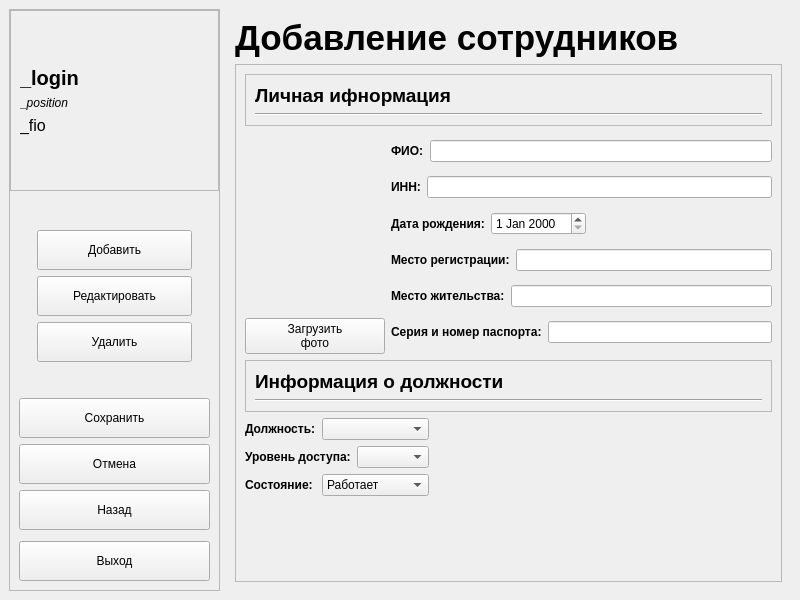
Old version of the form Checkpoint_Desktop/mainwindow.ui in the repository skripach2111/Checkpoint.
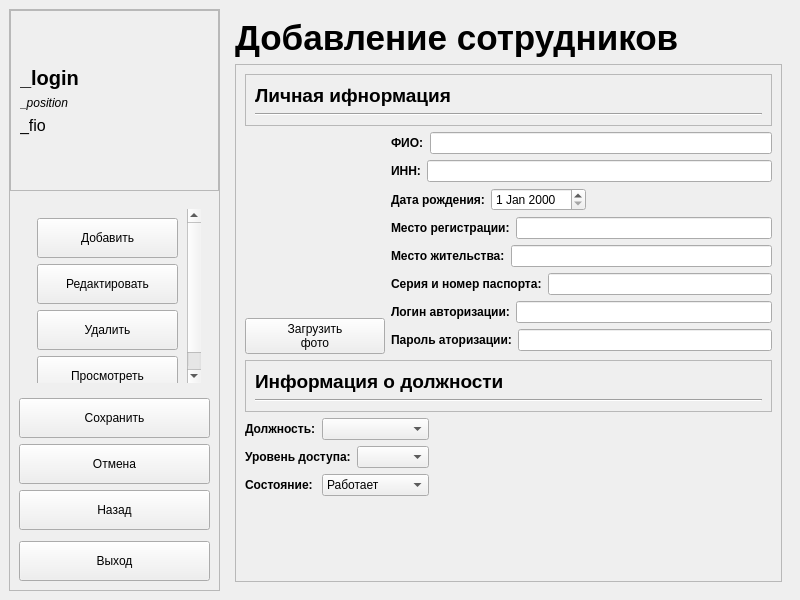
New version of the form. The open tabs and pages were chosen to show the change. Icons and pictures are not drawn. Custom widgets are drawn as their Qt base class.

Diff of the .ui file:
```diff
--- a/Checkpoint_Desktop/mainwindow.ui
+++ b/Checkpoint_Desktop/mainwindow.ui
@@ -1292,7 +1292,7 @@
                  <x>0</x>
                  <y>0</y>
                  <width>545</width>
-                 <height>507</height>
+                 <height>508</height>
                 </rect>
                </property>
                <layout class="QVBoxLayout" name="verticalLayout_35">
@@ -1367,7 +1367,6 @@
                        <widget class="QLabel" name="label_24">
                         <property name="font">
                          <font>
-                          <weight>75</weight>
                           <bold>true</bold>
                          </font>
                         </property>
@@ -1387,7 +1386,6 @@
                        <widget class="QLabel" name="label_25">
                         <property name="font">
                          <font>
-                          <weight>75</weight>
                           <bold>true</bold>
                          </font>
                         </property>
@@ -1411,7 +1409,6 @@
                        <widget class="QLabel" name="label_26">
                         <property name="font">
                          <font>
-                          <weight>75</weight>
                           <bold>true</bold>
                          </font>
                         </property>
@@ -1444,7 +1441,6 @@
                        <widget class="QLabel" name="label_27">
                         <property name="font">
                          <font>
-                          <weight>75</weight>
                           <bold>true</bold>
                          </font>
                         </property>
@@ -1464,7 +1460,6 @@
                        <widget class="QLabel" name="label_28">
                         <property name="font">
                          <font>
-                          <weight>75</weight>
                           <bold>true</bold>
                          </font>
                         </property>
@@ -1484,7 +1479,6 @@
                        <widget class="QLabel" name="label_29">
                         <property name="font">
                          <font>
-                          <weight>75</weight>
                           <bold>true</bold>
                          </font>
                         </property>
@@ -1498,6 +1492,48 @@
                       </item>
                      </layout>
                     </item>
+                    <item>
+                     <layout class="QHBoxLayout" name="horizontalLayout_48">
+                      <item>
+                       <widget class="QLabel" name="label_47">
+                        <property name="font">
+                         <font>
+                          <bold>true</bold>
+                         </font>
+                        </property>
+                        <property name="text">
+                         <string>Логин авторизации:</string>
+                        </property>
+                       </widget>
+                      </item>
+                      <item>
+                       <widget class="QLineEdit" name="lineEdit_workerLogin"/>
+                      </item>
+                     </layout>
+                    </item>
+                    <item>
+                     <layout class="QHBoxLayout" name="horizontalLayout_49">
+                      <item>
+                       <widget class="QLabel" name="label_48">
+                        <property name="font">
+                         <font>
+                          <bold>true</bold>
+                         </font>
+                        </property>
+                        <property name="text">
+                         <string>Пароль аторизации:</string>
+                        </property>
+                       </widget>
+                      </item>
+                      <item>
+                       <widget class="QLineEdit" name="lineEdit_workerPassword">
+                        <property name="echoMode">
+                         <enum>QLineEdit::Password</enum>
+                        </property>
+                       </widget>
+                      </item>
+                     </layout>
+                    </item>
                    </layout>
                   </item>
                  </layout>
@@ -3664,9 +3700,9 @@
                      <property name="geometry">
                       <rect>
                        <x>0</x>
-                       <y>0</y>
-                       <width>122</width>
-                       <height>162</height>
+                       <y>-53</y>
+                       <width>159</width>
+                       <height>208</height>
                       </rect>
                      </property>
                      <layout class="QVBoxLayout" name="verticalLayout_13">
@@ -3722,6 +3758,19 @@
                         </property>
                        </widget>
                       </item>
+                      <item>
+                       <widget class="QPushButton" name="pushButton_viewCheckpoint">
+                        <property name="minimumSize">
+                         <size>
+                          <width>0</width>
+                          <height>40</height>
+                         </size>
+                        </property>
+                        <property name="text">
+                         <string>Просмотреть</string>
+                        </property>
+                       </widget>
+                      </item>
                       <item>
                        <spacer name="verticalSpacer_12">
                         <property name="orientation">
```
Left out of the diff: 173 changed lines with no effect on the pictures.
